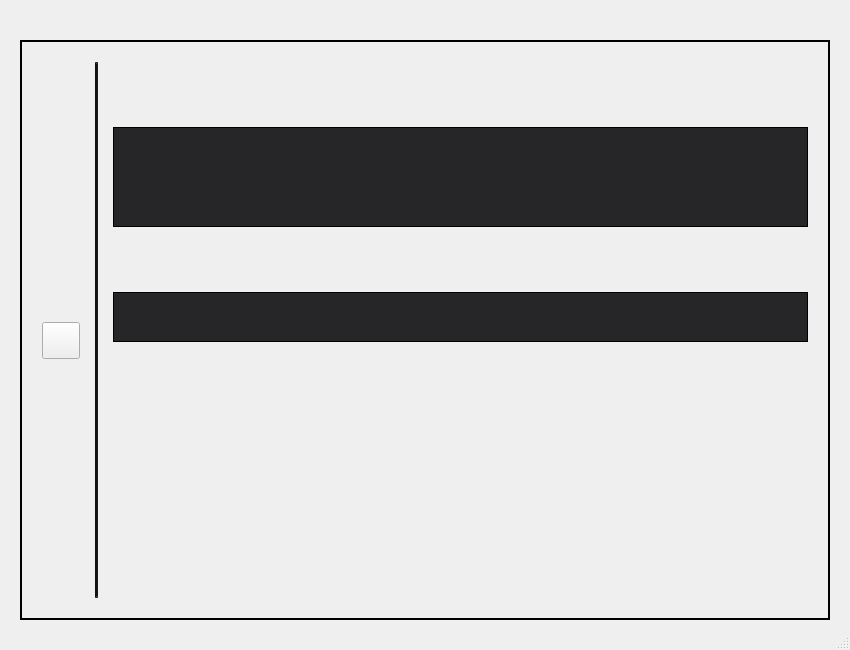
Before: the Qt Designer form CLOVise/PLM/Inbound/Product/PLMProductSearch.ui in Rishabhk01/CLOVise_CLO6_CentricPLM_R3, drawn with Qt 5.
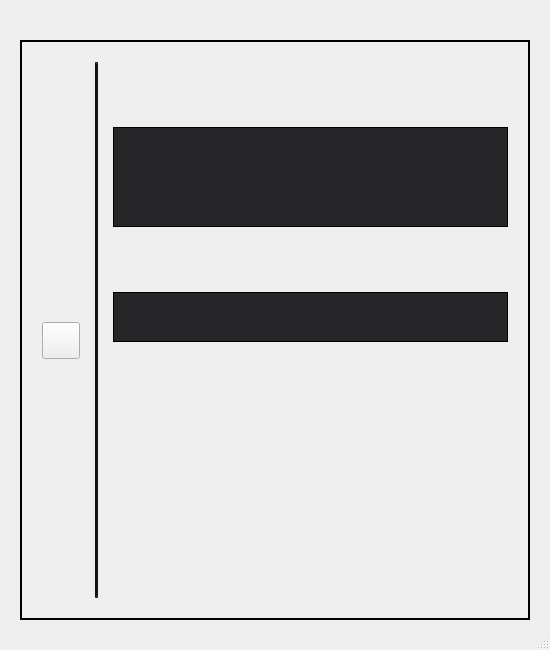
After: the same form once the commit is applied. Custom widgets are drawn as their Qt base class.

Patch:
```diff
--- a/CLOVise/PLM/Inbound/Product/PLMProductSearch.ui
+++ b/CLOVise/PLM/Inbound/Product/PLMProductSearch.ui
@@ -6,7 +6,7 @@
    <rect>
     <x>0</x>
     <y>0</y>
-    <width>850</width>
+    <width>550</width>
     <height>650</height>
    </rect>
   </property>
```
